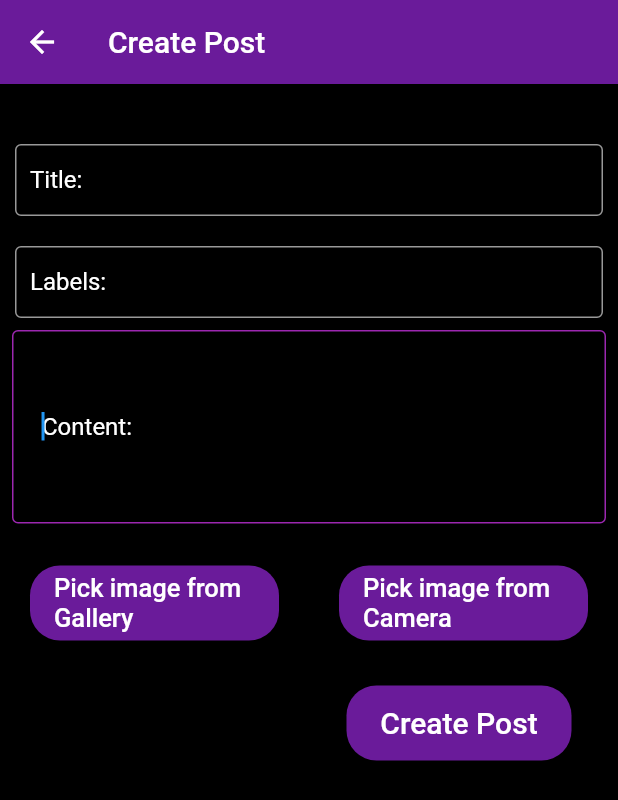
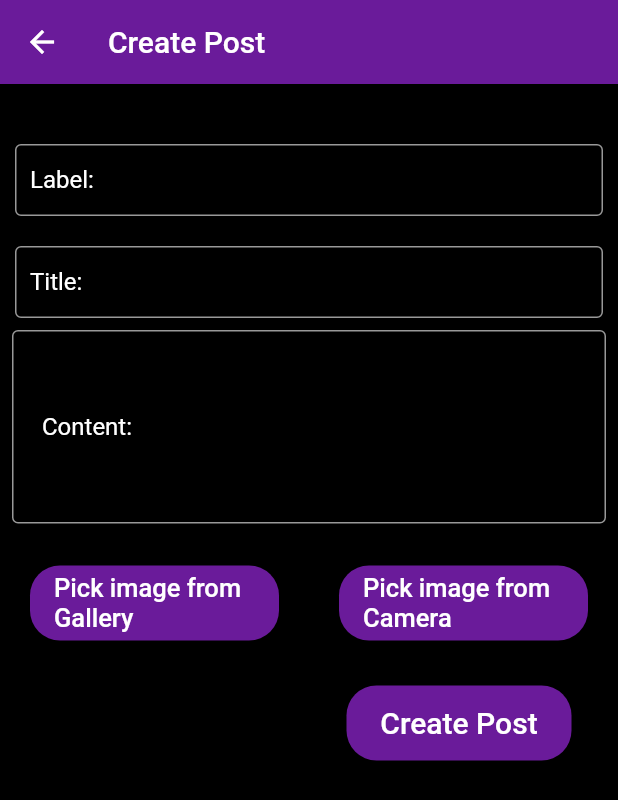
Before and after one commit to mu-se373-190704037/se373-project, a Flutter app: the createpostPage screen opened directly, on a phone screen of 412 x 824 dp. Shown: the top 800 px of the screen. Run offline on Flutter 3.47's test engine with Material 2 defaults, Android fonts, the phone set to English and light mode, and no system bars; our stand-ins replace auto_size_text, cloud_firestore, firebase_auth, firebase_core, google_fonts, image_picker and 1 more; missing offline and left inert: custom_navigator; accounts and stored records are empty.

Commit message:
se373 update

```diff
--- a/lib/Pages/createPost.dart
+++ b/lib/Pages/createPost.dart
@@ -2,17 +2,14 @@ import 'dart:io';
 
 import 'package:flutter/cupertino.dart';
 import 'package:flutter/material.dart';
-import 'package:se373_project/Pages/home.dart';
 import 'package:image_picker/image_picker.dart';
-import 'package:firebase_storage/firebase_storage.dart';
 import 'package:cloud_firestore/cloud_firestore.dart';
-import 'package:path/path.dart';
 import 'package:se373_project/Pages/post1.dart';
 
 
 class createpostPage extends StatefulWidget {
-  final String title;
-  const createpostPage(this.title) : assert(title != null);
+  final String type;
+  const createpostPage(this.type) : assert(type != null);
 
   @override
   State<createpostPage> createState() => _createpostPageState();
@@ -84,7 +81,7 @@ class _postolusturState extends State<postolustur> {
                     borderSide: BorderSide(color: Colors.purple),
                   ),
                   contentPadding: EdgeInsets.all(10.0),
-                  hintText: 'Title:',
+                  hintText: 'Label:',
                 ),
               ),
             ),
@@ -109,7 +106,7 @@ class _postolusturState extends State<postolustur> {
                     borderSide: BorderSide(color: Colors.purple),
                   ),
                   contentPadding: EdgeInsets.all(10.0),
-                  hintText: 'Labels:',
+                  hintText: 'Title:',
                 ),
               ),
             ),
@@ -118,12 +115,10 @@ class _postolusturState extends State<postolustur> {
             padding: const EdgeInsets.all(8.0),
             child: Scrollbar(
               controller: _scrollController,
-              isAlwaysShown: true,
               child: TextField(
                 controller: contentController,
                 style: TextStyle(color: Colors.white),
                 scrollController: _scrollController,
-                autofocus: true,
                 keyboardType: TextInputType.multiline,
                 maxLines: null,
                 autocorrect: true,
@@ -218,14 +213,15 @@ class _postolusturState extends State<postolustur> {
                 color: Colors.purple[800],
                 borderRadius: BorderRadius.circular(20),
               ),
+              // ignore: deprecated_member_use
               child: FlatButton(
                 onPressed: () async {
                   print(titleController.text);
                   print(labelController.text);
                   print(contentController.text);
                   Map<String, dynamic> postData = {
-                    'title': titleController.text,
-                    'label': labelController.text,
+                    'label': titleController.text,
+                    'title': labelController.text,
                     'content': contentController.text
                   };
                   await postsRef.doc(titleController.text).set(postData);
```
Also changed, not shown: lib/Pages/LoggedPage.dart (+48 -44 lines), lib/Pages/createAccount.dart (+29 -59 lines), lib/Pages/home.dart (+23 -11 lines), lib/Pages/post1.dart (+46 -44 lines), lib/Pages/search.dart (+3 -8 lines), lib/Pages/signIn.dart (+19 -47 lines), lib/main.dart (+12 -48 lines).
